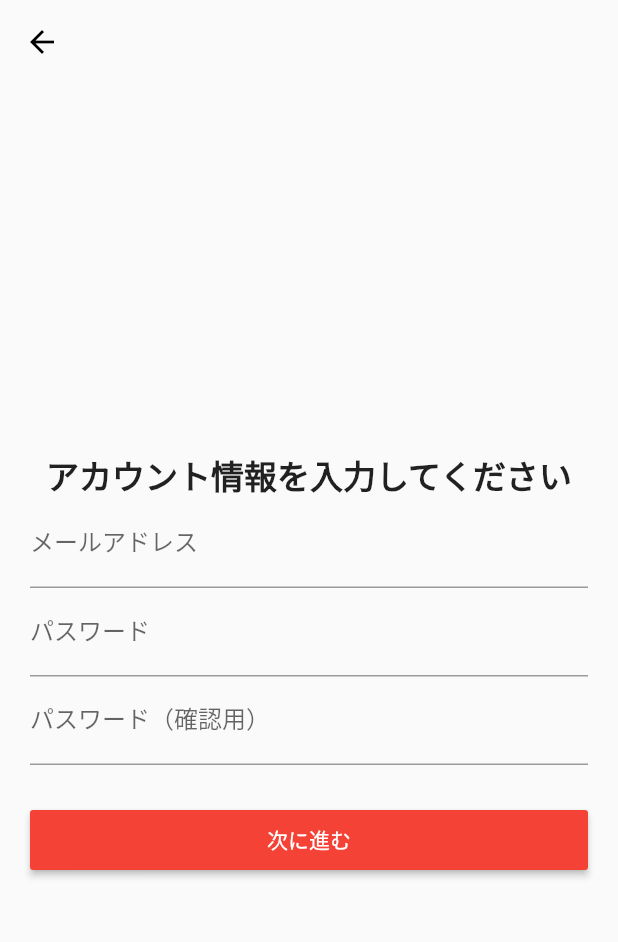
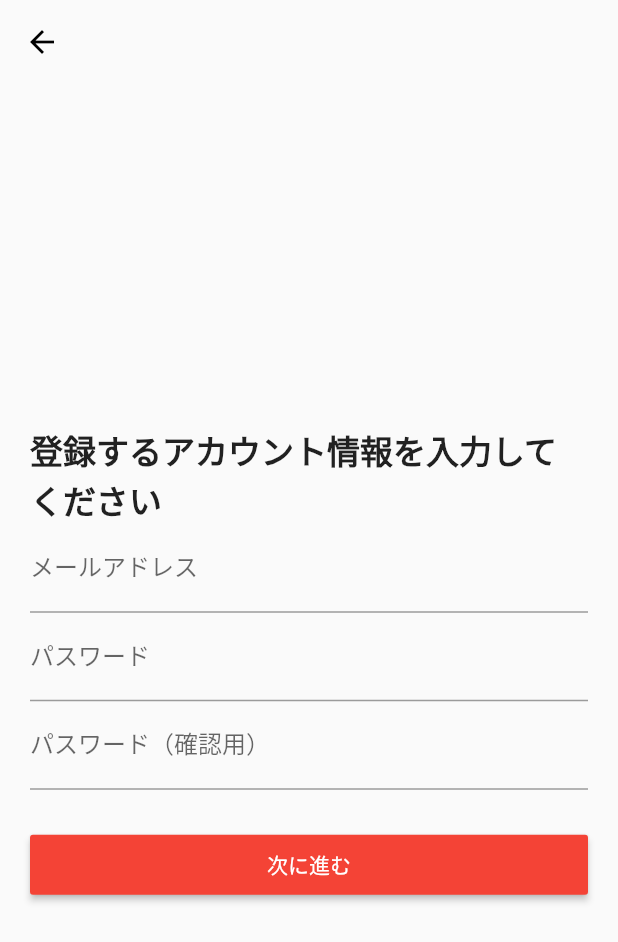
Before and after one commit to KenAra1311/tasuke_ai, a Flutter app: the screen it shows after launch, after a tap on "新規登録する", on a phone screen of 412 x 824 dp. Shown: the top 942 px of the screen. Run offline on Flutter 3.47's test engine with Material 2 defaults, Android fonts, the phone set to English and light mode, and no system bars.

Commit message:
ユーザ登録画面：一つの登録画面としてにまとめるようにした

```diff
--- a/lib/main.dart
+++ b/lib/main.dart
@@ -1,5 +1,5 @@
 import 'package:flutter/material.dart';
-import 'package:tasuke_ai/pages/auth/sign_up_01_page.dart';
+import 'package:tasuke_ai/pages/auth/sign_up_page.dart';
 import 'package:tasuke_ai/pages/splash/splash_page.dart';
 import 'package:tasuke_ai/pages/welcome/welcome_page.dart';
 import 'package:tasuke_ai/widgets/organisms/header.dart';
@@ -11,7 +11,7 @@ void main() {
       routes: <String, WidgetBuilder>{
         '/': (BuildContext context) => SplashPage(),
         '/welcome': (BuildContext context) => WelcomePage(),
-        '/sign-up/01': (BuildContext context) => SignUp01Page(),
+        '/sign-up': (BuildContext context) => SignUpPage(),
         '/home': (BuildContext context) => MyApp(),
       },
     ),
--- a/lib/pages/auth/sign_up_01_page.dart
+++ b/lib/pages/auth/sign_up_page.dart
@@ -4,7 +4,7 @@ import 'package:tasuke_ai/widgets/organisms/header.dart';
 
 import 'sign_up_page_view_model.dart';
 
-class SignUp01Page extends StatelessWidget {
+class SignUpPage extends StatelessWidget {
   @override
   Widget build(BuildContext context) {
     return MultiProvider(
@@ -36,7 +36,7 @@ class _Body extends StatelessWidget {
           Container(
             alignment: Alignment.topCenter,
             child: Text(
-              'アカウント情報を入力してください',
+              '登録するアカウント情報を入力してください',
               style: TextStyle(
                 fontSize: 22,
                 fontWeight: FontWeight.bold,
--- a/lib/pages/welcome/welcome_page.dart
+++ b/lib/pages/welcome/welcome_page.dart
@@ -30,7 +30,7 @@ class WelcomePage extends StatelessWidget {
             width: double.infinity,
             height: 80,
             child: FlatButton(
-              onPressed: () => Navigator.of(context).pushNamed('/sign-up/01'),
+              onPressed: () => Navigator.of(context).pushNamed('/sign-up'),
               color: Colors.redAccent,
               textColor: Colors.white,
               child: Text(
```
